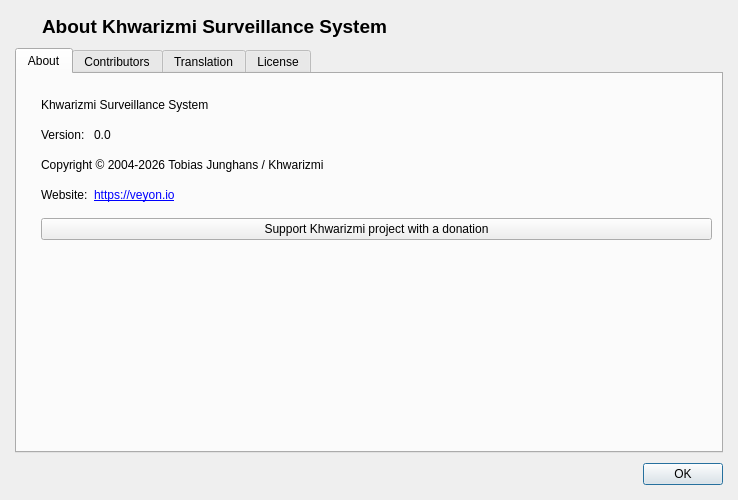
Old version of the form core/src/AboutDialog.ui in the repository khwarizmi-si/veyon.
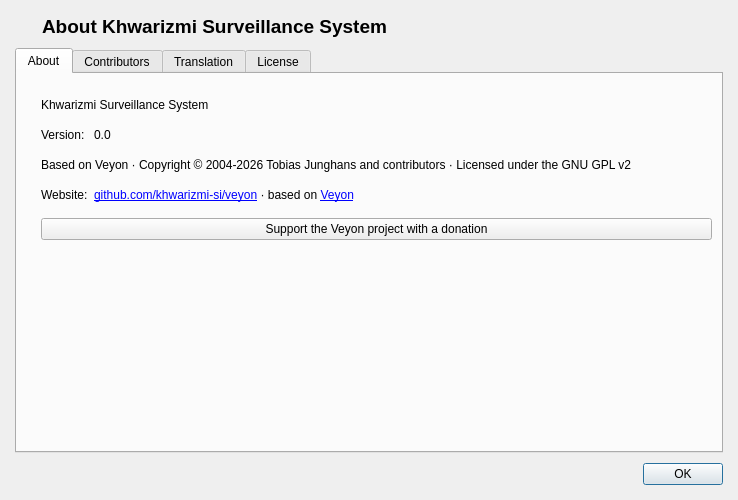
New version of the form. Icons and pictures are not drawn.

Commit message:
feat(branding): brand palette (teal/orange) + Veyon attribution + installer
- Apply the Khwarizmi logo palette to the UI: teal selection highlights,
  orange active-mode toolbar buttons, teal tooltips
- About dialog & README: add "based on Veyon" attribution and preserve the
  original Tobias Junghans copyright + GNU GPL v2 notice (GPL compliance)
- Rebrand the Windows NSIS installer: Khwarizmi name + logo (installer/
  uninstaller icons, header & welcome bitmaps); donation link kept pointing
  to the upstream Veyon project

What changed in the file:
```diff
--- a/core/src/AboutDialog.ui
+++ b/core/src/AboutDialog.ui
@@ -139,7 +139,7 @@
        <item row="5" column="1">
         <widget class="QLabel" name="label_4">
          <property name="text">
-          <string notr="true">&lt;a href=&quot;https://veyon.io&quot;&gt;https://veyon.io&lt;/a&gt;</string>
+          <string notr="true">&lt;a href=&quot;https://github.com/khwarizmi-si/veyon&quot;&gt;github.com/khwarizmi-si/veyon&lt;/a&gt; · based on &lt;a href=&quot;https://veyon.io&quot;&gt;Veyon&lt;/a&gt;</string>
          </property>
          <property name="openExternalLinks">
           <bool>true</bool>
@@ -149,7 +149,7 @@
        <item row="3" column="0" colspan="2">
         <widget class="QLabel" name="label_8">
          <property name="text">
-          <string notr="true">Copyright © 2004-2026 Tobias Junghans / Khwarizmi</string>
+          <string notr="true">Based on Veyon · Copyright © 2004-2026 Tobias Junghans and contributors · Licensed under the GNU GPL v2</string>
          </property>
         </widget>
        </item>
@@ -176,7 +176,7 @@
        <item row="6" column="0" colspan="2">
         <widget class="QPushButton" name="donateButton">
          <property name="text">
-          <string>Support Khwarizmi project with a donation</string>
+          <string>Support the Veyon project with a donation</string>
          </property>
         </widget>
        </item>
```
The commit also changes 7 other files.
